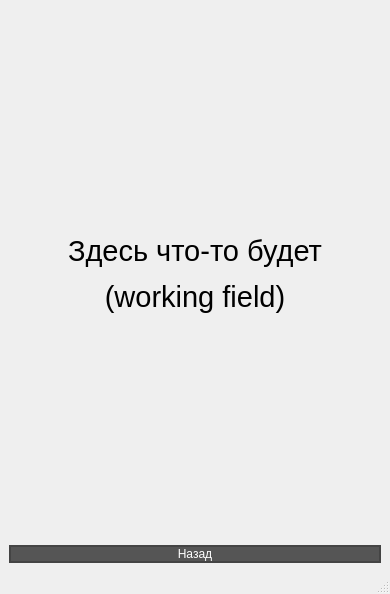
grigigo/Tankists, file CCPS/work.ui: the form before one commit.
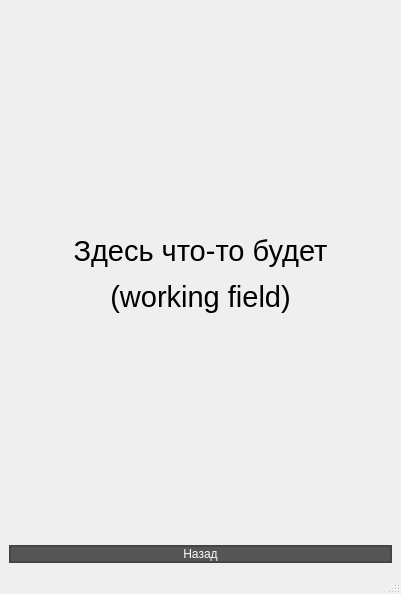
The form after the commit.

The edit to the form file:
```diff
--- a/CCPS/work.ui
+++ b/CCPS/work.ui
@@ -6,7 +6,7 @@
    <rect>
     <x>0</x>
     <y>0</y>
-    <width>390</width>
+    <width>401</width>
     <height>594</height>
    </rect>
   </property>
```
Left out of the diff: 2 changed lines with no effect on the pictures.
